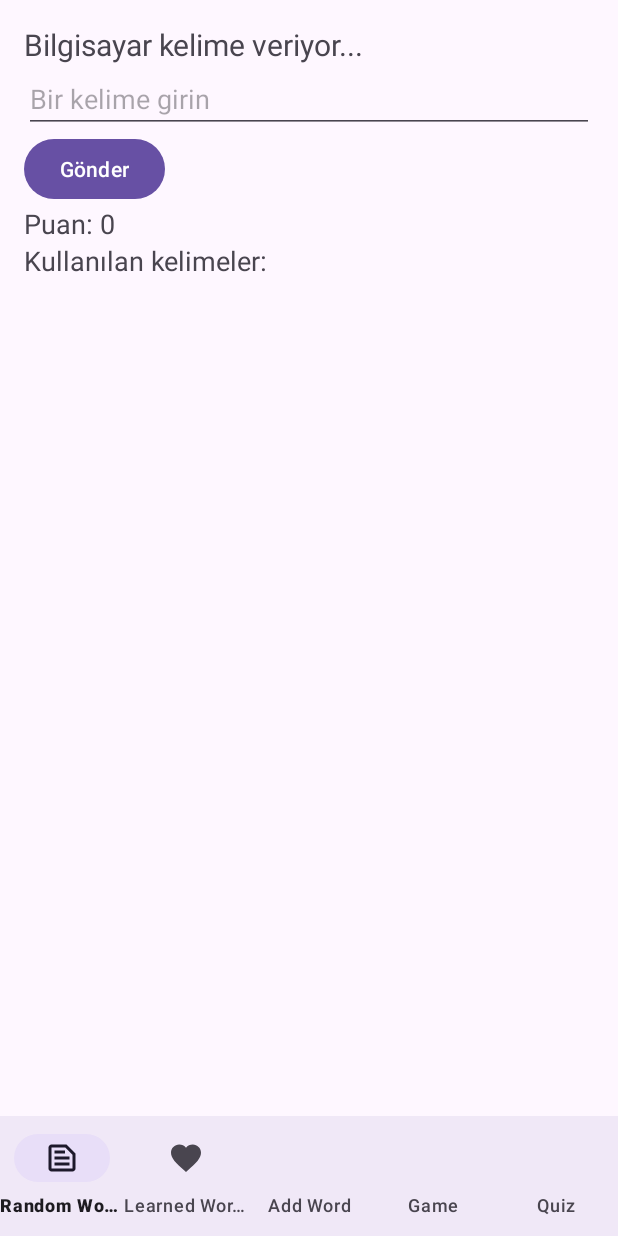
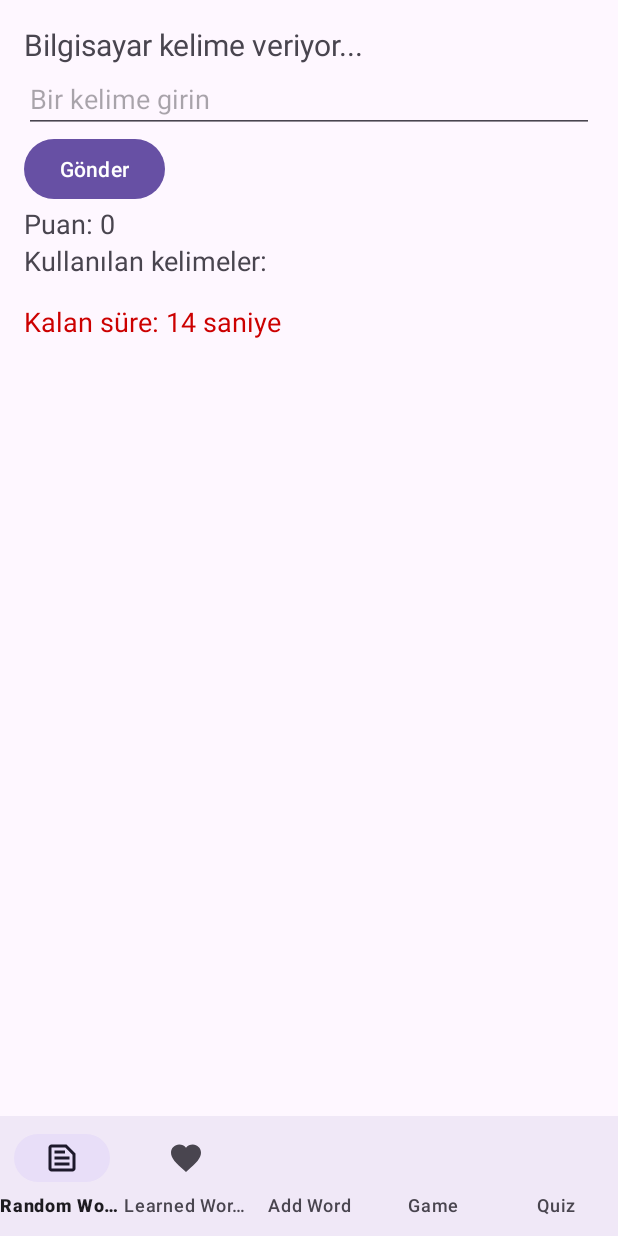
Before and after one commit to erendogan6/Translateify, an Android app: the SelfGameFragment screen opened through its navigation route, on a phone screen of 412 x 824 dp. Run offline under Robolectric (Android 15) with nearby library versions, the phone set to English and light mode, and no system bars; our stand-ins replace Dagger/Hilt's generated code, Firebase (no records; nobody signed in at launch, a user with empty details on screens opened directly), Room's generated code, navigation-ui.

Commit message:
feat(game): add timer feature to single-player mode

```diff
--- a/app/src/main/java/com/erendogan6/translateify/presentation/ui/SelfGameFragment.kt
+++ b/app/src/main/java/com/erendogan6/translateify/presentation/ui/SelfGameFragment.kt
@@ -81,6 +81,13 @@ class SelfGameFragment : Fragment() {
                 }
             }
         }
+
+        // Geri sayımı göster
+        viewLifecycleOwner.lifecycleScope.launch {
+            viewModel.timeLeft.collect { timeLeft ->
+                binding.tvTimer.text = "Kalan süre: $timeLeft saniye"
+            }
+        }
     }
 
     override fun onDestroyView() {
--- a/app/src/main/java/com/erendogan6/translateify/presentation/viewmodel/SelfGameViewModel.kt
+++ b/app/src/main/java/com/erendogan6/translateify/presentation/viewmodel/SelfGameViewModel.kt
@@ -5,6 +5,7 @@ import androidx.lifecycle.viewModelScope
 import com.erendogan6.translateify.domain.model.Word
 import com.erendogan6.translateify.domain.repository.WordRepository
 import dagger.hilt.android.lifecycle.HiltViewModel
+import kotlinx.coroutines.*
 import kotlinx.coroutines.flow.MutableStateFlow
 import kotlinx.coroutines.flow.StateFlow
 import kotlinx.coroutines.launch
@@ -28,12 +29,18 @@ class SelfGameViewModel
         private val _gameOver = MutableStateFlow(false)
         val gameOver: StateFlow<Boolean> = _gameOver
 
+        private val _timeLeft = MutableStateFlow(15)
+        val timeLeft: StateFlow<Int> = _timeLeft
+
+        private var timerJob: Job? = null
+
         fun startGame() {
             viewModelScope.launch {
                 _usedWords.value = emptyList()
                 _score.value = 0
                 _gameOver.value = false
                 fetchRandomWord()
+                startTimer()
             }
         }
 
@@ -41,6 +48,7 @@ class SelfGameViewModel
             viewModelScope.launch {
                 val word = wordRepository.getRandomWord()
                 _currentWord.value = word
+                resetTimer()
             }
         }
 
@@ -51,6 +59,7 @@ class SelfGameViewModel
                 fetchNextWord()
             } else {
                 _gameOver.value = true
+                stopTimer()
             }
         }
 
@@ -60,7 +69,6 @@ class SelfGameViewModel
             val firstChar = word.firstOrNull()?.lowercaseChar() ?: return false
 
             val isNotUsed = !_usedWords.value.contains(word)
-
             val isCorrectStartingLetter = firstChar == lastChar
 
             return isNotUsed && isCorrectStartingLetter
@@ -70,6 +78,33 @@ class SelfGameViewModel
             viewModelScope.launch {
                 val word = wordRepository.getRandomWord()
                 _currentWord.value = word
+                resetTimer()
             }
         }
+
+        private fun startTimer() {
+            timerJob =
+                viewModelScope.launch {
+                    while (_timeLeft.value > 0) {
+                        delay(1000L)
+                        _timeLeft.value -= 1
+                    }
+                    _gameOver.value = true
+                }
+        }
+
+        private fun stopTimer() {
+            timerJob?.cancel()
+        }
+
+        private fun resetTimer() {
+            stopTimer()
+            _timeLeft.value = 15
+            startTimer()
+        }
+
+        override fun onCleared() {
+            super.onCleared()
+            stopTimer()
+        }
     }
--- a/app/src/main/res/layout/fragment_self_game.xml
+++ b/app/src/main/res/layout/fragment_self_game.xml
@@ -38,4 +38,13 @@
         android:text=""
         android:textSize="18sp" />
 
+    <TextView
+        android:id="@+id/tvTimer"
+        android:layout_width="wrap_content"
+        android:layout_height="wrap_content"
+        android:text="Kalan süre: 15 saniye"
+        android:textSize="18sp"
+        android:textColor="@android:color/holo_red_dark"
+        android:layout_marginTop="16dp"/>
+
 </LinearLayout>
```
